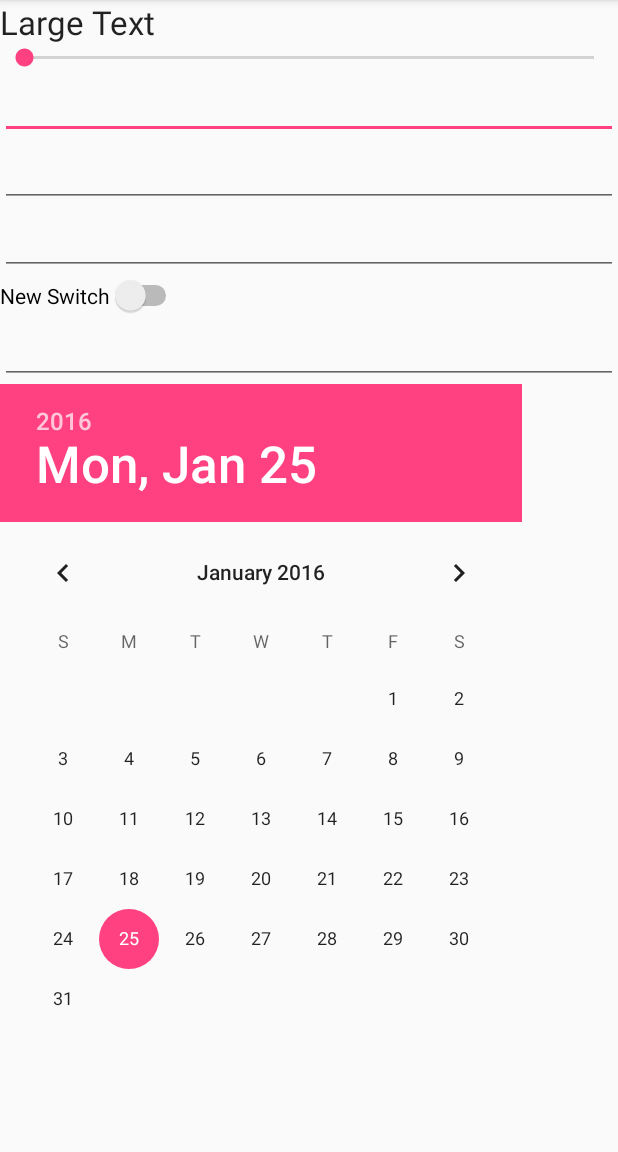
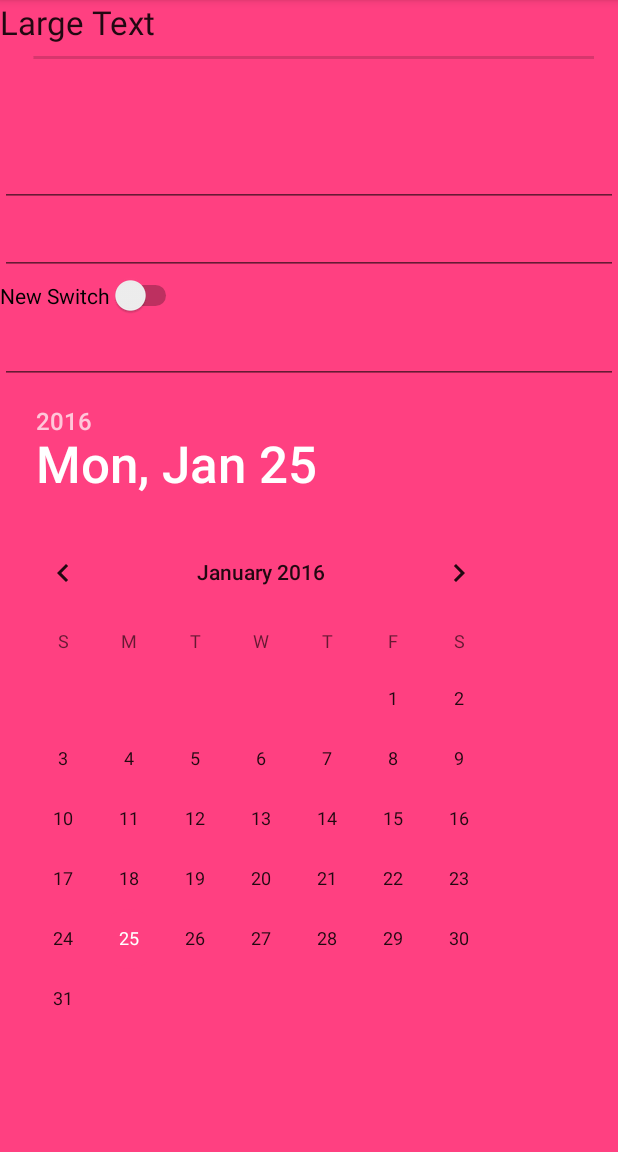
Before and after one commit to Siddharth-Dev/FragmentContainerLayout, an Android app: the screen it shows after launch (MainActivity), in the side drawer, after a tap on "Messages", on a phone screen of 412 x 824 dp, the part 84-1236 px from its top. Run offline under Robolectric (Android 15) with nearby library versions, the phone set to English and light mode, and no system bars.

Commit message:
Now handled using Fragment manager backstack

```diff
--- a/FragmentSample/app/src/main/java/com/sj/fragmentsample/FragmentContainerLayout.java
+++ b/FragmentSample/app/src/main/java/com/sj/fragmentsample/FragmentContainerLayout.java
@@ -1,6 +1,9 @@
 package com.sj.fragmentsample;
 
 import android.content.Context;
+import android.support.v4.app.Fragment;
+import android.support.v4.app.FragmentActivity;
+import android.support.v4.app.FragmentManager;
 import android.util.AttributeSet;
 import android.view.View;
 import android.widget.FrameLayout;
@@ -26,12 +29,14 @@ public class FragmentContainerLayout extends FrameLayout {
     public void onViewAdded(View child) {
         super.onViewAdded(child);
 
+        child.setVisibility(VISIBLE);
         // After the view is added find its index and set visiblity of every other view to false
         final int viewIndex = indexOfChild(child);
         final int childCount = getChildCount();
         for (int i=0;i<childCount;i++) {
             if (i != viewIndex) {
-                getChildAt(i).setVisibility(GONE);
+                View view = getChildAt(i);
+                view.setVisibility(GONE);
             }
         }
     }
@@ -44,9 +49,16 @@ public class FragmentContainerLayout extends FrameLayout {
         // View added during fragment traction are added in sequential order
         // so after the fragment and its view is removed, then make visible the child added
         // just before that fragment view
-        final int childCount = getChildCount();
-        if (childCount > 0) {
-            getChildAt(childCount-1).setVisibility(VISIBLE);
-        }
+//        FragmentManager fragmentManager = ((FragmentActivity) getContext()).getSupportFragmentManager();
+//        int count = fragmentManager.getBackStackEntryCount();
+//        if (count>0) {
+//            Fragment fragment = fragmentManager.getFragments().get(count - 1);
+//            if (fragment.getView() != null) {
+//                fragment.getView().setVisibility(View.VISIBLE);
+//            }  else if (getChildCount() >0) {
+//                getChildAt(0).setVisibility(View.VISIBLE);
+//            }
+//        }
     }
+
 }
--- a/FragmentSample/app/src/main/java/com/sj/fragmentsample/MainActivity.java
+++ b/FragmentSample/app/src/main/java/com/sj/fragmentsample/MainActivity.java
@@ -2,6 +2,7 @@ package com.sj.fragmentsample;
 
 import android.support.design.widget.NavigationView;
 import android.support.v4.app.Fragment;
+import android.support.v4.app.FragmentActivity;
 import android.support.v4.app.FragmentManager;
 import android.support.v4.view.GravityCompat;
 import android.support.v4.widget.DrawerLayout;
@@ -9,18 +10,20 @@ import android.support.v7.app.ActionBarDrawerToggle;
 import android.support.v7.app.AppCompatActivity;
 import android.os.Bundle;
 import android.view.MenuItem;
+import android.view.View;
 import android.widget.Toast;
 
 public class MainActivity extends AppCompatActivity {
 
     NavigationView mNavigationView;
     DrawerLayout mDrawerLayout;
-
+    FragmentContainerLayout layout;
     @Override
     protected void onCreate(Bundle savedInstanceState) {
         super.onCreate(savedInstanceState);
         setContentView(R.layout.activity_main);
 
+        layout = (FragmentContainerLayout) findViewById(R.id.container);
         getSupportActionBar().setDefaultDisplayHomeAsUpEnabled(true);
         getSupportActionBar().setDisplayHomeAsUpEnabled(true);
         mDrawerLayout = (DrawerLayout)findViewById(R.id.apps_drawerLayout);
@@ -37,7 +40,7 @@ public class MainActivity extends AppCompatActivity {
                 }  else if (menuItem.getItemId() == R.id.action_messages) {
                     addFragment(new FragmentThree());
                 }  else if (menuItem.getItemId() == R.id.action_settings) {
-                    addFragment(new FragmentOne());
+                    replaceFragment(new FragmentForth());
                 }
 
                 mDrawerLayout.closeDrawer(GravityCompat.START);
@@ -66,8 +69,29 @@ public class MainActivity extends AppCompatActivity {
     }
 
     private void addFragment(Fragment fragment) {
-        FragmentManager fragmentManager = getSupportFragmentManager();
+        final FragmentManager fragmentManager = getSupportFragmentManager();
+        fragmentManager.addOnBackStackChangedListener(new FragmentManager.OnBackStackChangedListener() {
+            @Override
+            public void onBackStackChanged() {
+                int count = fragmentManager.getBackStackEntryCount();
+                if (count>0) {
+                    Fragment fragment = fragmentManager.getFragments().get(count - 1);
+                    if (fragment.getView() != null) {
+                        fragment.getView().setVisibility(View.VISIBLE);
+                    }  else if (layout.getChildCount() >0) {
+                        layout.getChildAt(0).setVisibility(View.VISIBLE);
+                    }
+                }
+            }
+        });
         fragmentManager.beginTransaction().add(R.id.container, fragment, fragment.getClass().getName())
                 .addToBackStack(fragment.getClass().getName()).commit();
     }
+
+    private void replaceFragment(Fragment fragment) {
+        FragmentManager fragmentManager = getSupportFragmentManager();
+        fragmentManager.beginTransaction().replace(R.id.container, fragment, fragment.getClass().getName())
+                .addToBackStack(fragment.getClass().getName())
+                .commit();
+    }
 }
--- a/FragmentSample/app/src/main/res/layout/fragment_one.xml
+++ b/FragmentSample/app/src/main/res/layout/fragment_one.xml
@@ -1,6 +1,7 @@
 <?xml version="1.0" encoding="utf-8"?>
 <LinearLayout xmlns:android="http://schemas.android.com/apk/res/android"
     android:orientation="vertical" android:layout_width="match_parent"
+    android:background="@color/colorPrimary"
     android:layout_height="match_parent">
 
 
--- a/FragmentSample/app/src/main/res/layout/fragment_three.xml
+++ b/FragmentSample/app/src/main/res/layout/fragment_three.xml
@@ -1,6 +1,7 @@
 <?xml version="1.0" encoding="utf-8"?>
 <LinearLayout xmlns:android="http://schemas.android.com/apk/res/android"
     android:orientation="vertical" android:layout_width="match_parent"
+    android:background="@color/colorAccent"
     android:layout_height="match_parent">
 
 
--- a/FragmentSample/app/src/main/res/layout/fragment_two.xml
+++ b/FragmentSample/app/src/main/res/layout/fragment_two.xml
@@ -1,6 +1,7 @@
 <?xml version="1.0" encoding="utf-8"?>
-<LinearLayout xmlns:android="http://schemas.android.com/apk/res/android"
+<RelativeLayout xmlns:android="http://schemas.android.com/apk/res/android"
     android:orientation="vertical" android:layout_width="match_parent"
+    android:background="@color/error_color"
     android:layout_height="match_parent">
 
 
@@ -55,4 +56,4 @@
         android:inputType="textPassword"
         android:ems="10"
         android:id="@+id/editText4" />
-</LinearLayout>
+</RelativeLayout>
```
Also changed, not shown: FragmentSample/app/src/main/java/com/sj/fragmentsample/FragmentForth.java (added, +20 -0 lines), FragmentSample/app/src/main/res/layout/fragment_forth.xml (added, +39 -0 lines).
